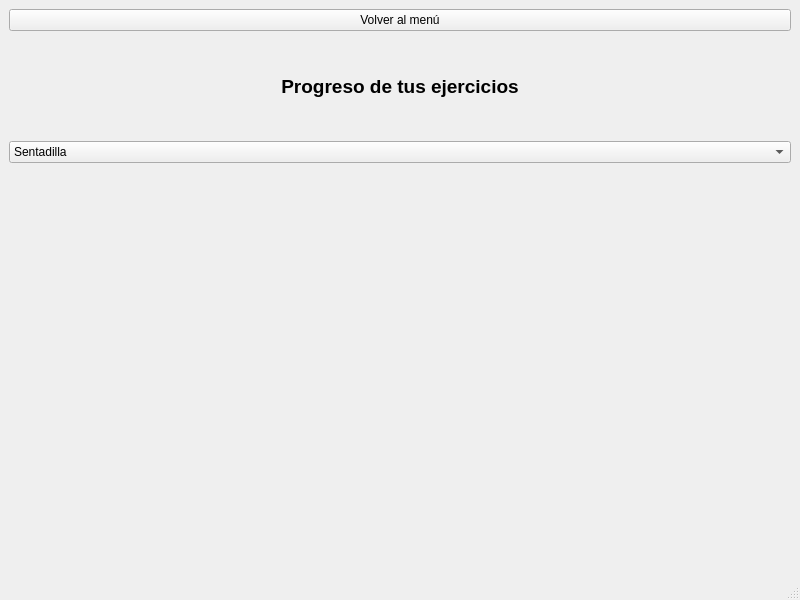
danielreynaa/TrabajoPowerGym, file src/Vista/Ui/VistaProgreso.ui: the form before one commit.
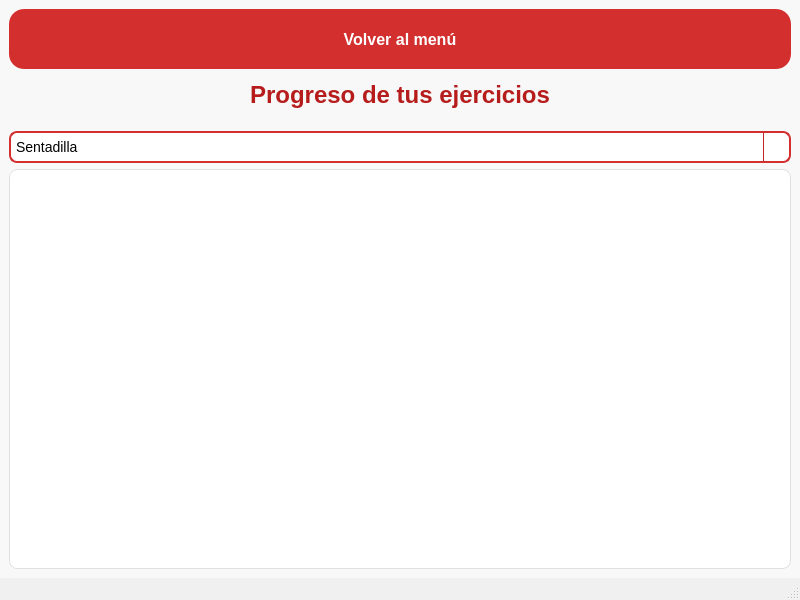
The form after the commit. Icons and pictures are not drawn.

Patch:
```diff
--- a/src/Vista/Ui/VistaProgreso.ui
+++ b/src/Vista/Ui/VistaProgreso.ui
@@ -11,7 +11,71 @@
    </rect>
   </property>
   <property name="windowTitle">
-   <string>Progreso de Entrenamiento</string>
+   <string>POWERGYM - Progreso de Entrenamiento</string> </property>
+  <property name="styleSheet"> <string notr="true">
+    QMainWindow#VistaProgreso { /* Usamos el objectName de la ventana principal */
+        background-color: #f0f0f0; /* Color de fondo gris claro */
+    }
+    QWidget#centralwidget {
+        background-color: #f8f8f8; /* Color de fondo del widget central, un poco más claro */
+    }
+    
+    QLabel { /* Estilo general para todos los QLabel */
+        color: #333333;
+        font-size: 14px;
+        font-weight: 500;
+    }
+
+    QLabel#labelTitulo { /* Estilo específico para el título principal "Progreso de tus ejercicios" */
+        color: #B71C1C; /* Rojo oscuro para el texto del título */
+        font-size: 24px; /* Tamaño de fuente grande */
+        font-weight: bold;
+        padding-bottom: 10px;
+    }
+
+    QPushButton {
+        background-color: #D32F2F; /* Rojo vibrante */
+        color: white;
+        border: none;
+        border-radius: 15px; /* Bordes más redondeados */
+        padding: 10px 20px; /* Padding para botones */
+        font-size: 16px;
+        font-weight: bold;
+        min-height: 40px; /* Altura mínima para botones */
+    }
+    QPushButton:hover {
+        background-color: #C62828; /* Rojo más oscuro al pasar el ratón */
+    }
+
+    QComboBox {
+        background-color: white;
+        border: 2px solid #D32F2F; /* Borde rojo */
+        border-radius: 8px;
+        padding: 5px;
+        color: black;
+        font-size: 14px;
+    }
+    QComboBox::drop-down {
+        border-left: 1px solid #C62828;
+        width: 25px;
+    }
+    QComboBox::down-arrow {
+        image: url(:/icons/arrow_down.png); /* Asegúrate de tener un icono de flecha en recursos.qrc */
+        width: 16px;
+        height: 16px;
+    }
+    QComboBox:focus {
+        border: 2px solid #C62828;
+    }
+
+    /* Estilo para el widget que contiene la gráfica */
+    QWidget#graficaWidget {
+        background-color: white; /* Fondo blanco para la gráfica */
+        border: 1px solid #E0E0E0;
+        border-radius: 8px;
+    }
+
+   </string>
   </property>
   <widget class="QWidget" name="centralwidget">
    <layout class="QVBoxLayout" name="verticalLayout">
@@ -31,12 +95,6 @@
       <property name="alignment">
        <set>Qt::AlignCenter</set>
       </property>
-      <property name="font">
-       <font>
-        <pointsize>14</pointsize>
-        <bold>true</bold>
-       </font>
-      </property>
      </widget>
     </item>
 
```
Left out of the diff: 4 changed lines with no effect on the pictures.
